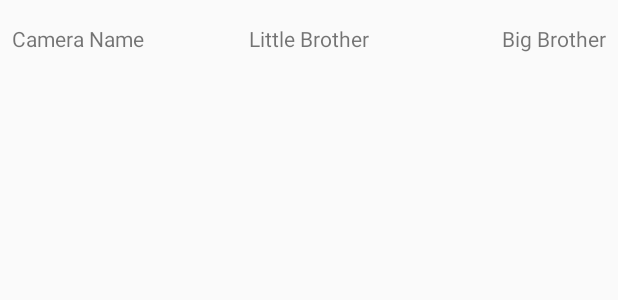
After one commit to eskam/little-brother-android, an Android app: the layout fragment_big_brothers.xml on its own in the app's theme, with its tools: preview values and no code run, on a phone screen of 412 x 824 dp. The commit adds this screen. Shown: the top 300 px of the screen. Run offline under Robolectric (Android 15) with nearby library versions, the light colour scheme and no system bars.

Commit message:
Creation des recyclerViewCamera + Refonte des noms de packages et classes "home", "camera" par "littleBrotehrs", "bigBrothers"

```diff
--- a/app/src/main/java/com/example/littlebrotherandroid/MainActivity.java
+++ b/app/src/main/java/com/example/littlebrotherandroid/MainActivity.java
@@ -22,9 +22,10 @@ public class MainActivity extends AppCompatActivity {
         Toolbar toolbar = findViewById(R.id.toolbar);
         setSupportActionBar(toolbar);
         DrawerLayout drawer = findViewById(R.id.drawer_layout);
+        drawer.setDrawerLockMode(DrawerLayout.LOCK_MODE_LOCKED_CLOSED);
         NavigationView navigationView = findViewById(R.id.nav_view);
         mAppBarConfiguration = new AppBarConfiguration.Builder(
-                R.id.nav_sign_in, R.id.nav_sign_up, R.id.nav_home, R.id.nav_camera)
+                R.id.nav_sign_in, R.id.nav_sign_up, R.id.little_brother, R.id.big_brother)
                 .setDrawerLayout(drawer)
                 .build();
         NavController navController = Navigation.findNavController(this, R.id.nav_host_fragment);
--- a/app/src/main/java/com/example/littlebrotherandroid/ui/camera/CameraViewModel.java
+++ b/app/src/main/java/com/example/littlebrotherandroid/ui/bigBrothers/BigBrothersViewModel.java
@@ -1,14 +1,14 @@
-package com.example.littlebrotherandroid.ui.camera;
+package com.example.littlebrotherandroid.ui.bigBrothers;
 
 import androidx.lifecycle.LiveData;
 import androidx.lifecycle.MutableLiveData;
 import androidx.lifecycle.ViewModel;
 
-public class CameraViewModel extends ViewModel {
+public class BigBrothersViewModel extends ViewModel {
 
     private MutableLiveData<String> mText;
 
-    public CameraViewModel() {
+    public BigBrothersViewModel() {
         mText = new MutableLiveData<>();
         mText.setValue("This is slideshow fragment");
     }
--- a/app/src/main/java/com/example/littlebrotherandroid/ui/home/HomeViewModel.java
+++ b/app/src/main/java/com/example/littlebrotherandroid/ui/littleBrothers/LittleBrothersViewModel.java
@@ -1,14 +1,14 @@
-package com.example.littlebrotherandroid.ui.home;
+package com.example.littlebrotherandroid.ui.littleBrothers;
 
 import androidx.lifecycle.LiveData;
 import androidx.lifecycle.MutableLiveData;
 import androidx.lifecycle.ViewModel;
 
-public class HomeViewModel extends ViewModel {
+public class LittleBrothersViewModel extends ViewModel {
 
     private MutableLiveData<String> mText;
 
-    public HomeViewModel() {
+    public LittleBrothersViewModel() {
         mText = new MutableLiveData<>();
         mText.setValue("This is gallery fragment");
     }
--- a/app/src/main/java/com/example/littlebrotherandroid/ui/signin/SignInFragment.java
+++ b/app/src/main/java/com/example/littlebrotherandroid/ui/signin/SignInFragment.java
@@ -76,7 +76,7 @@ public class SignInFragment extends Fragment {
                 // Sign in success, update UI with the signed-in user's information
                 Log.d(TAG, "createUserWithEmail:success");
                 Auth.getInstance().getToken( () ->
-                        Navigation.findNavController(requireActivity(),R.id.nav_host_fragment).navigate(R.id.nav_home)
+                        Navigation.findNavController(requireActivity(),R.id.nav_host_fragment).navigate(R.id.nav_little_brothers)
                 );
 
             } else {
--- a/app/src/main/java/com/example/littlebrotherandroid/ui/signup/SignUpFragment.java
+++ b/app/src/main/java/com/example/littlebrotherandroid/ui/signup/SignUpFragment.java
@@ -80,7 +80,7 @@ public class SignUpFragment extends Fragment {
                 // Sign in success, update UI with the signed-in user's information
                 Log.d(TAG, "createUserWithEmail:success");
                 Auth.getInstance().getToken(() ->
-                        Navigation.findNavController(requireActivity(), R.id.nav_host_fragment).navigate(R.id.nav_home)
+                        Navigation.findNavController(requireActivity(), R.id.nav_host_fragment).navigate(R.id.nav_little_brothers)
                 );
             } else {
                 // If sign in fails, display a message to the user.
--- /dev/null
+++ b/app/src/main/res/layout/fragment_big_brothers.xml
@@ -0,0 +1,38 @@
+<?xml version="1.0" encoding="utf-8"?>
+<androidx.constraintlayout.widget.ConstraintLayout xmlns:android="http://schemas.android.com/apk/res/android"
+    xmlns:app="http://schemas.android.com/apk/res-auto"
+    xmlns:tools="http://schemas.android.com/tools"
+    android:layout_width="match_parent"
+    android:layout_height="match_parent"
+    tools:context=".ui.bigBrothers.BigBrothersFragment">
+
+    <TextView
+        android:id="@+id/header_name_camera"
+        android:layout_width="wrap_content"
+        android:layout_height="wrap_content"
+        android:layout_marginStart="8dp"
+        android:layout_marginTop="16dp"
+        android:text="Camera Name"
+        app:layout_constraintStart_toStartOf="parent"
+        app:layout_constraintTop_toTopOf="parent" />
+
+    <TextView
+        android:id="@+id/header_little_brother"
+        android:layout_width="wrap_content"
+        android:layout_height="wrap_content"
+        android:layout_marginTop="16dp"
+        android:text="Little Brother"
+        app:layout_constraintEnd_toEndOf="parent"
+        app:layout_constraintStart_toStartOf="parent"
+        app:layout_constraintTop_toTopOf="parent" />
+
+    <TextView
+        android:id="@+id/header_little_brother"
+        android:layout_width="wrap_content"
+        android:layout_height="wrap_content"
+        android:layout_marginTop="16dp"
+        android:layout_marginEnd="8dp"
+        android:text="Big Brother"
+        app:layout_constraintEnd_toEndOf="parent"
+        app:layout_constraintTop_toTopOf="parent" />
+</androidx.constraintlayout.widget.ConstraintLayout>
--- a/app/src/main/res/values/strings.xml
+++ b/app/src/main/res/values/strings.xml
@@ -7,8 +7,9 @@
     <string name="nav_header_desc">Navigation header</string>
     <string name="action_settings">Settings</string>
 
-    <string name="menu_home">Home</string>
-    <string name="menu_gallery">Gallery</string>
+    <string name="menu_little_brothers">Little Brothers</string>
+    <string name="menu_big_brothers">Big Brothers</string>
+    <string name="menu_log_out">Log Out</string>
     <string name="menu_slideshow">Slideshow</string>
     <string name="menu_sign_in">Sign In</string>
     <string name="menu_camera">Camera</string>
```
Also changed, not shown: app/src/main/java/com/example/littlebrotherandroid/ui/bigBrothers/BigBrothersFragment.java (added, +28 -0 lines), app/src/main/java/com/example/littlebrotherandroid/ui/camera/CameraFragment.java (deleted, +0 -35 lines), app/src/main/java/com/example/littlebrotherandroid/ui/home/HomeFragment.java (deleted, +0 -37 lines), app/src/main/java/com/example/littlebrotherandroid/ui/littleBrothers/LittleBrothersFragment.java (added, +50 -0 lines), app/src/main/java/com/example/littlebrotherandroid/ui/recyclerViewCamera/CameraAdapter.java (added, +46 -0 lines), app/src/main/java/com/example/littlebrotherandroid/ui/recyclerViewCamera/CameraHolder.java (added, +36 -0 lines), app/src/main/res/layout/camera_holder_layout.xml (added, +40 -0 lines), app/src/main/res/layout/fragment_camera.xml (deleted, +0 -22 lines), app/src/main/res/layout/fragment_home.xml (deleted, +0 -22 lines), app/src/main/res/layout/fragment_little_brothers.xml (added, +52 -0 lines), app/src/main/res/menu/activity_main_drawer.xml (+8 -4 lines), app/src/main/res/navigation/mobile_navigation.xml (+8 -8 lines).
